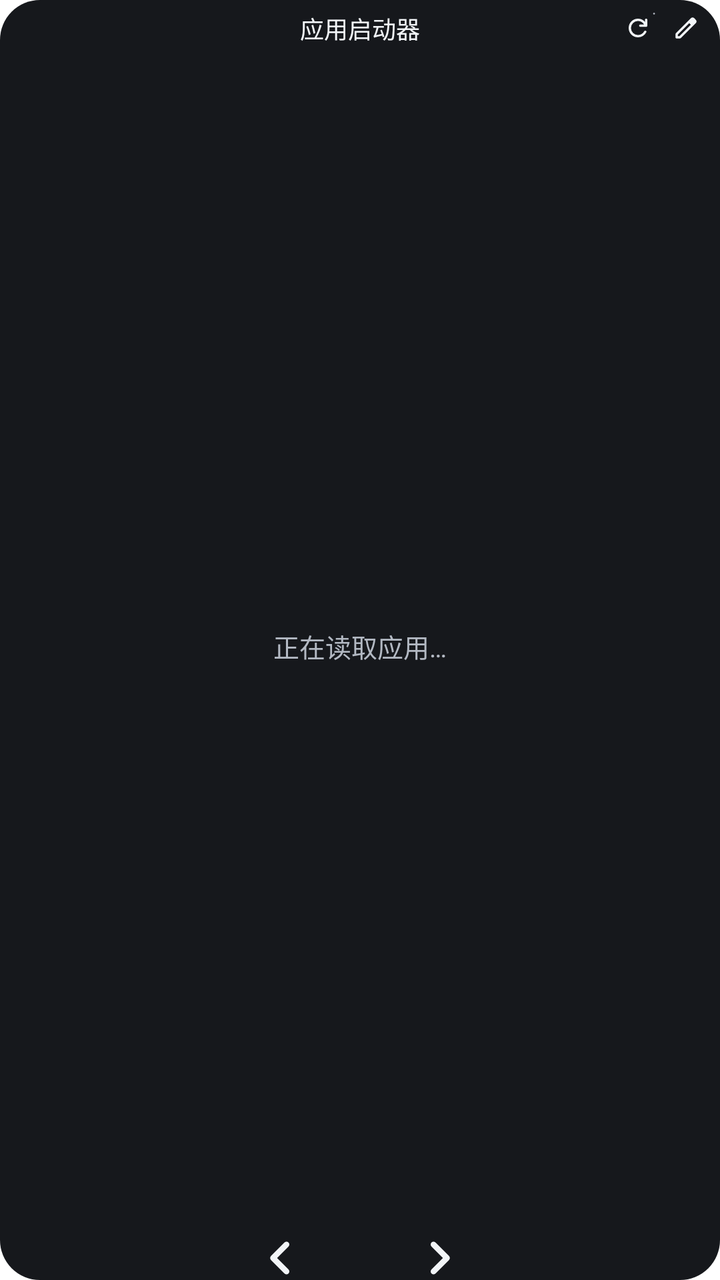
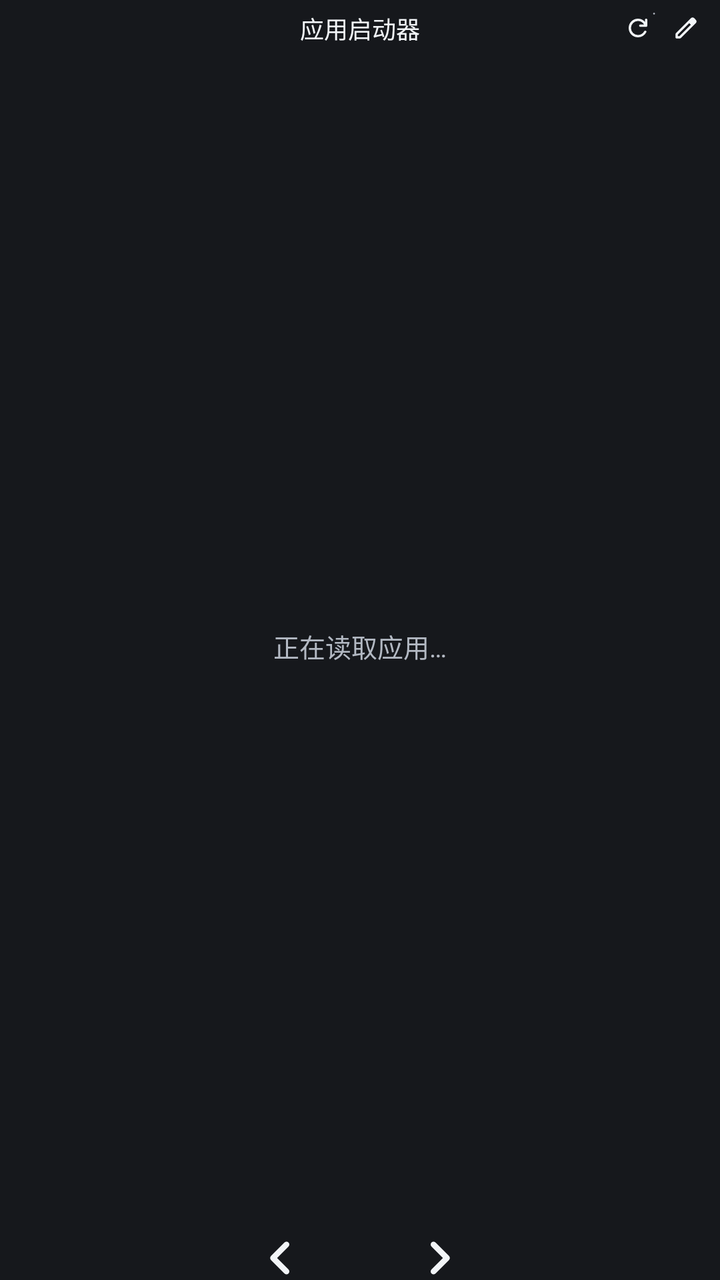

The first picture is an Android layout as it rendered before a commit; the second is the same layout after the commit. The layout source and the unified diff follow.
<!-- AndroidManifest.xml: activity theme LauncherWidgetEntryTheme -->
<!-- res/layout/launcher_widget.xml -->
<FrameLayout xmlns:android="http://schemas.android.com/apk/res/android" android:layout_width="match_parent" android:layout_height="match_parent">
    <LinearLayout android:id="@+id/launcher_panel" android:layout_width="match_parent" android:layout_height="match_parent" android:layout_gravity="top|left" android:orientation="vertical" android:paddingLeft="5dp" android:paddingRight="5dp" android:paddingTop="2dp" android:paddingBottom="2dp" android:background="@drawable/launcher_widget_panel">
        <FrameLayout android:id="@+id/launcher_header" android:layout_width="match_parent" android:layout_height="@dimen/launcher_header_height">
            <TextView android:id="@+id/launcher_title" android:layout_width="match_parent" android:layout_height="match_parent" android:layout_marginLeft="48dp" android:layout_marginRight="48dp" android:gravity="center" android:text="应用启动器" android:textSize="@dimen/launcher_header_text" android:textColor="#F2F5F8" android:includeFontPadding="false" android:maxLines="1" android:ellipsize="end" />
            <TextView android:id="@+id/launcher_back" android:layout_width="28dp" android:layout_height="match_parent" android:layout_gravity="left|center_vertical" android:gravity="center" android:text="‹" android:textColor="#F2F5F8" android:textSize="18dp" android:includeFontPadding="false" android:contentDescription="返回应用列表" android:visibility="gone" android:focusable="true" />
            <LinearLayout android:layout_width="48dp" android:layout_height="24dp" android:layout_gravity="right|center_vertical">
                <FrameLayout android:layout_width="24dp" android:layout_height="24dp">
                    <ImageButton android:id="@+id/launcher_refresh" android:layout_width="match_parent" android:layout_height="match_parent" android:padding="5dp" android:scaleType="fitCenter" android:src="@drawable/ic_ms_refresh" android:tint="#F2F5F8" android:background="@android:color/transparent" android:contentDescription="刷新最近应用" />
                    <TextView android:id="@+id/launcher_refresh_status" android:layout_width="8dp" android:layout_height="10dp" android:layout_gravity="right|top" android:gravity="center" android:text="·" android:textSize="8dp" android:textColor="#B3B9C3" android:includeFontPadding="false" android:importantForAccessibility="no" android:clickable="false" android:focusable="false" />
                </FrameLayout>
                <ImageButton android:id="@+id/launcher_edit" android:layout_width="24dp" android:layout_height="24dp" android:padding="5dp" android:scaleType="fitCenter" android:src="@drawable/ic_ms_edit" android:tint="#F2F5F8" android:background="@android:color/transparent" android:contentDescription="编辑说明" />
            </LinearLayout>
        </FrameLayout>
        <FrameLayout android:layout_width="match_parent" android:layout_height="0dp" android:layout_weight="1">
            <FrameLayout android:id="@+id/launcher_grid" android:layout_width="match_parent" android:layout_height="match_parent" />
            <TextView android:id="@+id/launcher_empty" android:layout_width="match_parent" android:layout_height="match_parent" android:gravity="center" android:padding="12dp" android:text="正在读取应用…" android:textSize="13dp" android:textColor="#B3B9C3" />
            <ListView android:id="@+id/launcher_rail" android:layout_width="44dp" android:layout_height="match_parent" android:divider="@null" android:dividerHeight="0dp" android:scrollbars="none" android:overScrollMode="never" android:background="@drawable/launcher_widget_panel" android:visibility="gone" android:contentDescription="常用侧栏，上下滑动查看更多" />
        </FrameLayout>
        <LinearLayout android:id="@+id/launcher_pager" android:layout_width="match_parent" android:layout_height="@dimen/launcher_page_height" android:gravity="center">
            <ImageButton android:id="@+id/launcher_previous" android:layout_width="44dp" android:layout_height="match_parent" android:padding="0dp" android:scaleType="fitCenter" android:src="@drawable/launcher_page_previous" android:tint="#F2F5F8" android:background="@android:color/transparent" android:contentDescription="上一页应用" android:focusable="true" />
            <TextView android:id="@+id/launcher_page" android:layout_width="34dp" android:layout_height="wrap_content" android:gravity="center" android:textSize="@dimen/launcher_page_text" android:textColor="#B3B9C3" android:includeFontPadding="false" android:singleLine="true" android:ellipsize="end" />
            <ImageButton android:id="@+id/launcher_next" android:layout_width="44dp" android:layout_height="match_parent" android:padding="0dp" android:scaleType="fitCenter" android:src="@drawable/launcher_page_next" android:tint="#F2F5F8" android:background="@android:color/transparent" android:contentDescription="下一页应用" android:focusable="true" />
        </LinearLayout>
        <FrameLayout android:id="@+id/launcher_pins" android:layout_width="match_parent" android:layout_height="wrap_content" android:visibility="gone">
            <FrameLayout android:id="@+id/launcher_dock_row" android:layout_width="match_parent" android:layout_height="wrap_content" android:background="@drawable/launcher_widget_dock" />
        </FrameLayout>
    </LinearLayout>
</FrameLayout>
<!-- resources referenced by this layout -->
<resources>
  <dimen name="launcher_header_height">24dp</dimen>
  <dimen name="launcher_header_text">12dp</dimen>
  <dimen name="launcher_page_height">18dp</dimen>
  <dimen name="launcher_page_text">8dp</dimen>
  <!-- drawable ic_ms_edit (drawable) -->
  <vector xmlns:android="http://schemas.android.com/apk/res/android" android:width="24dp" android:height="24dp" android:viewportWidth="960" android:viewportHeight="960">
      <group android:translateX="-0" android:translateY="960">
          <path android:fillColor="#FFF4F5F7" android:pathData="M200-200h57l391-391-57-57-391 391v57Zm-40 80q-17 0-28.5-11.5T120-160v-97q0-16 6-30.5t17-25.5l505-504q12-11 26.5-17t30.5-6q16 0 31 6t26 18l55 56q12 11 17.5 26t5.5 30q0 16-5.5 30.5T817-647L313-143q-11 11-25.5 17t-30.5 6h-97Zm600-584-56-56 56 56Zm-141 85-28-29 57 57-29-28Z" />
      </group>
  </vector>
  <!-- drawable ic_ms_refresh (drawable) -->
  <vector xmlns:android="http://schemas.android.com/apk/res/android" android:width="24dp" android:height="24dp" android:viewportWidth="960" android:viewportHeight="960">
      <group android:translateX="-0" android:translateY="960">
          <path android:fillColor="#FFF4F5F7" android:pathData="M480-160q-134 0-227-93t-93-227q0-134 93-227t227-93q69 0 132 28.5T720-690v-70q0-17 11.5-28.5T760-800q17 0 28.5 11.5T800-760v200q0 17-11.5 28.5T760-520H560q-17 0-28.5-11.5T520-560q0-17 11.5-28.5T560-600h128q-32-56-87.5-88T480-720q-100 0-170 70t-70 170q0 100 70 170t170 70q68 0 124.5-34.5T692-367q8-14 22.5-19.5t29.5-.5q16 5 23 21t-1 30q-41 80-117 128t-169 48Z" />
      </group>
  </vector>
  <!-- drawable launcher_page_next (drawable) -->
  <vector xmlns:android="http://schemas.android.com/apk/res/android" android:width="18dp" android:height="18dp" android:viewportWidth="24" android:viewportHeight="24">
      <path android:pathData="M9,3 L18,12 L9,21" android:fillColor="@android:color/transparent" android:strokeColor="#F2F5F8" android:strokeWidth="3.8" android:strokeLineCap="round" android:strokeLineJoin="round" />
  </vector>
  <!-- drawable launcher_page_previous (drawable) -->
  <vector xmlns:android="http://schemas.android.com/apk/res/android" android:width="18dp" android:height="18dp" android:viewportWidth="24" android:viewportHeight="24">
      <path android:pathData="M15,3 L6,12 L15,21" android:fillColor="@android:color/transparent" android:strokeColor="#F2F5F8" android:strokeWidth="3.8" android:strokeLineCap="round" android:strokeLineJoin="round" />
  </vector>
  <!-- drawable launcher_widget_dock (drawable) -->
  <shape xmlns:android="http://schemas.android.com/apk/res/android"><solid android:color="#22272F" /><corners android:radius="@dimen/launcher_dock_radius" /></shape>
  <!-- drawable launcher_widget_panel (drawable) -->
  <shape xmlns:android="http://schemas.android.com/apk/res/android"><solid android:color="#16181C" /><corners android:radius="@dimen/launcher_panel_radius" /></shape>
  <style name="LauncherWidgetEntryTheme" parent="android:style/Theme.Material.NoActionBar">
          <item name="android:windowIsTranslucent">true</item>
          <item name="android:windowBackground">@android:color/transparent</item>
          <item name="android:backgroundDimEnabled">false</item>
          <item name="android:windowNoTitle">true</item>
          <item name="android:windowActionModeOverlay">true</item>
      </style>
  <dimen name="launcher_dock_radius">16dp</dimen>
  <dimen name="launcher_panel_radius">20dp</dimen>
</resources>

<!-- the commit's change to res/layout/launcher_widget.xml (unified diff, before → after) -->
@@ -1,8 +1,9 @@
-<FrameLayout xmlns:android="http://schemas.android.com/apk/res/android" android:layout_width="match_parent" android:layout_height="match_parent">
-    <LinearLayout android:id="@+id/launcher_panel" android:layout_width="match_parent" android:layout_height="match_parent" android:layout_gravity="top|left" android:orientation="vertical" android:paddingLeft="5dp" android:paddingRight="5dp" android:paddingTop="2dp" android:paddingBottom="2dp" android:background="@drawable/launcher_widget_panel">
+<FrameLayout xmlns:android="http://schemas.android.com/apk/res/android" android:id="@+id/launcher_background" android:layout_width="match_parent" android:layout_height="match_parent" android:background="#16181C">
+    
+    <LinearLayout android:id="@+id/launcher_panel" android:layout_width="match_parent" android:layout_height="match_parent" android:layout_gravity="top|left" android:orientation="vertical" android:paddingLeft="5dp" android:paddingRight="5dp" android:paddingTop="2dp" android:paddingBottom="2dp">
         <FrameLayout android:id="@+id/launcher_header" android:layout_width="match_parent" android:layout_height="@dimen/launcher_header_height">
             <TextView android:id="@+id/launcher_title" android:layout_width="match_parent" android:layout_height="match_parent" android:layout_marginLeft="48dp" android:layout_marginRight="48dp" android:gravity="center" android:text="应用启动器" android:textSize="@dimen/launcher_header_text" android:textColor="#F2F5F8" android:includeFontPadding="false" android:maxLines="1" android:ellipsize="end" />
-            <TextView android:id="@+id/launcher_back" android:layout_width="28dp" android:layout_height="match_parent" android:layout_gravity="left|center_vertical" android:gravity="center" android:text="‹" android:textColor="#F2F5F8" android:textSize="18dp" android:includeFontPadding="false" android:contentDescription="返回应用列表" android:visibility="gone" android:focusable="true" />
+            <TextView android:id="@+id/launcher_back" android:layout_width="28dp" android:layout_height="match_parent" android:layout_gravity="left|center_vertical" android:gravity="center" android:text="‹" android:textColor="#F2F5F8" android:textSize="18dp" android:includeFontPadding="false" android:singleLine="true" android:ellipsize="end" android:contentDescription="返回应用列表" android:visibility="gone" android:focusable="true" />
             <LinearLayout android:layout_width="48dp" android:layout_height="24dp" android:layout_gravity="right|center_vertical">
                 <FrameLayout android:layout_width="24dp" android:layout_height="24dp">
                     <ImageButton android:id="@+id/launcher_refresh" android:layout_width="match_parent" android:layout_height="match_parent" android:padding="5dp" android:scaleType="fitCenter" android:src="@drawable/ic_ms_refresh" android:tint="#F2F5F8" android:background="@android:color/transparent" android:contentDescription="刷新最近应用" />
